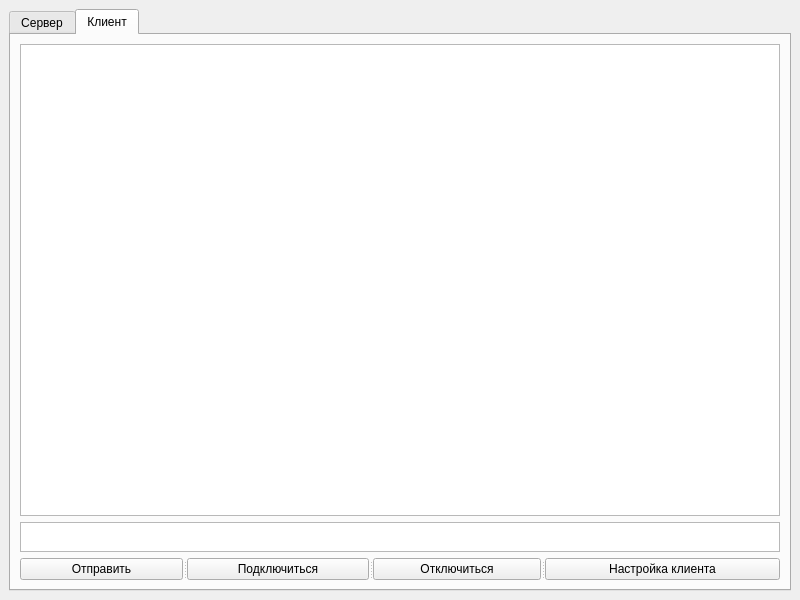
Old version of the form mainwindow.ui in the repository Rokli/NetMonitor.
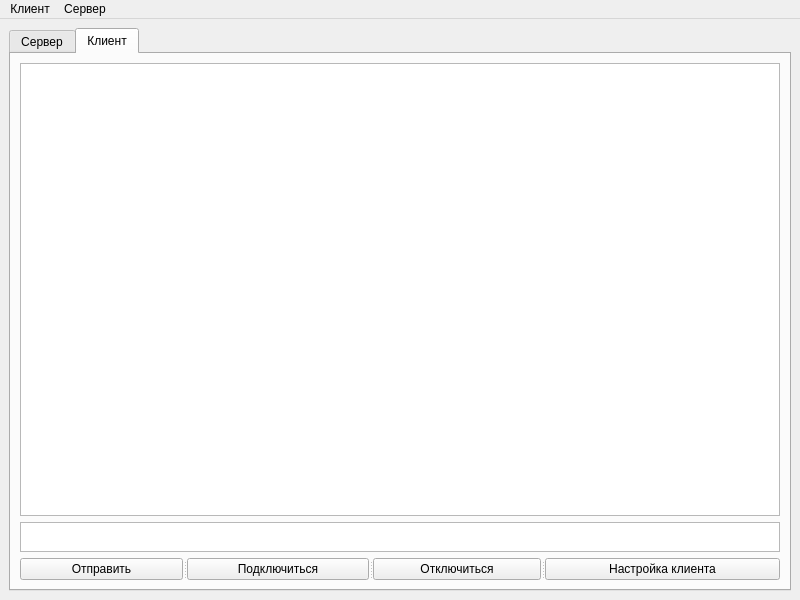
New version of the form.

Commit message: add ui for setting client

What changed in the file:
```diff
--- a/mainwindow.ui
+++ b/mainwindow.ui
@@ -133,6 +133,20 @@
      <height>23</height>
     </rect>
    </property>
+   <widget class="QMenu" name="menuClient">
+    <property name="title">
+     <string>Клиент</string>
+    </property>
+    <addaction name="createClient"/>
+   </widget>
+   <widget class="QMenu" name="menuServer">
+    <property name="title">
+     <string>Сервер</string>
+    </property>
+    <addaction name="settingsServer"/>
+   </widget>
+   <addaction name="menuClient"/>
+   <addaction name="menuServer"/>
   </widget>
  </widget>
  <resources/>
```
Left out of the diff: 10 changed lines with no effect on the pictures. The commit also changes 29 other files.
